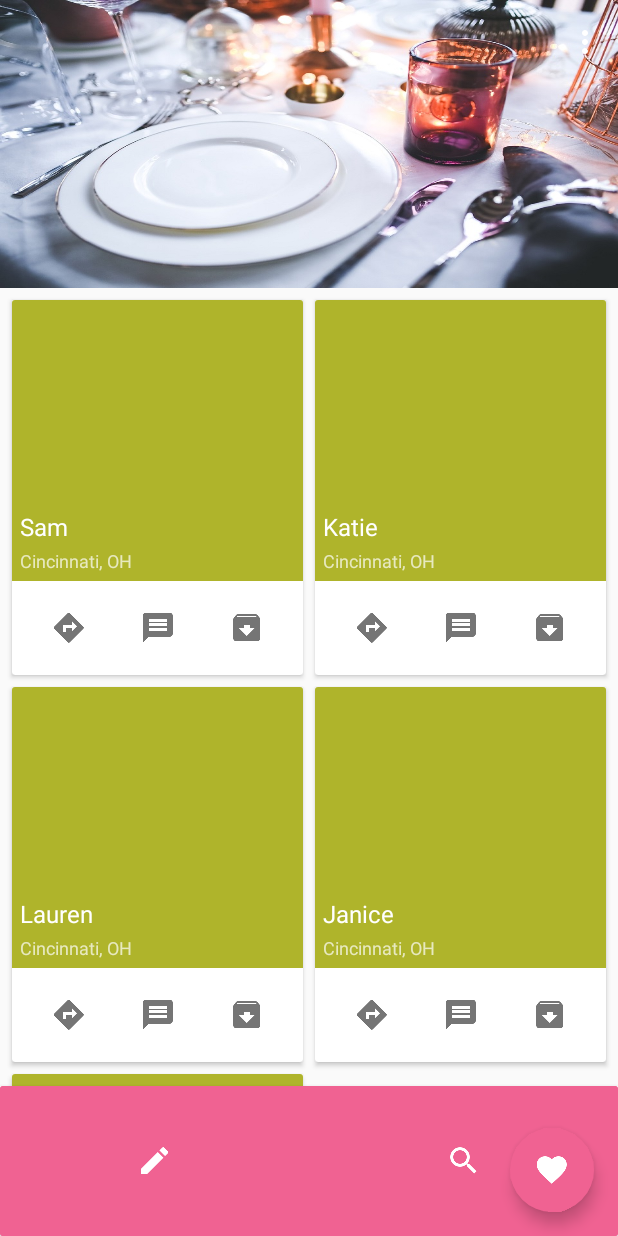
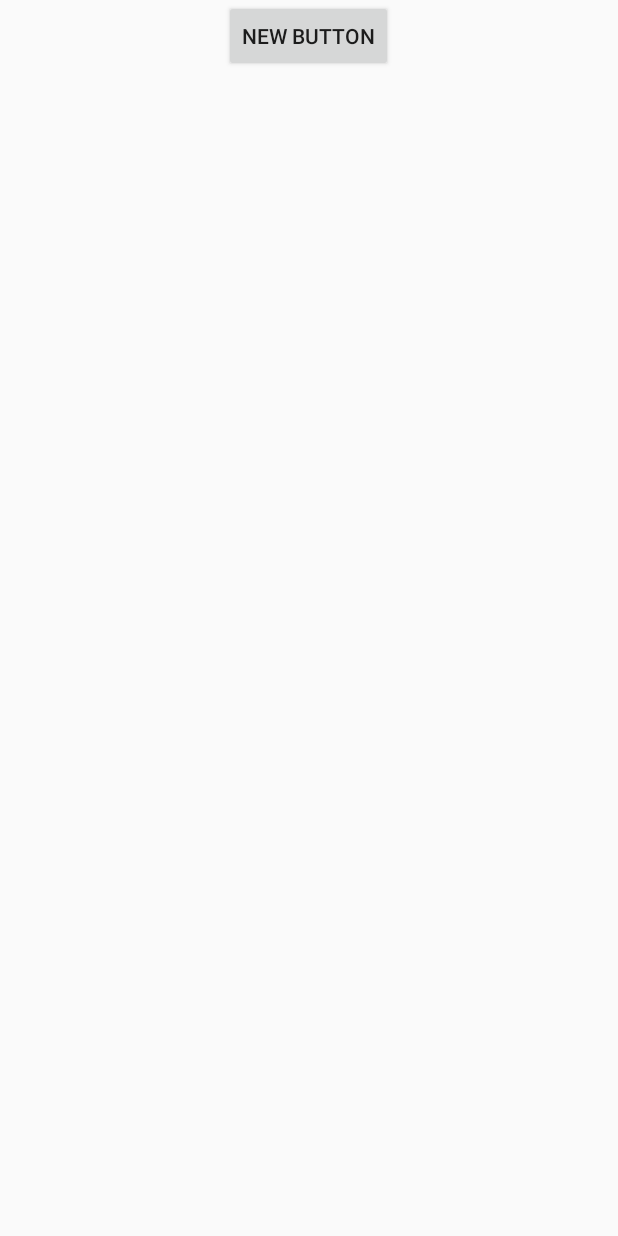
Before and after one commit to Net-Geek/Lunchr, an Android app: the screen it shows after launch (MainActivity before the commit, CreateDateActivity after it), after a tap on "Create a date.", on a phone screen of 412 x 824 dp. Run offline under Robolectric (Android 15) with nearby library versions, the phone set to English and light mode, and no system bars; libraries missing offline, so code that uses them is left out: android.support.v7, com.gordonwong.materialsheetfab; plain views replace DimOverlayFrameLayout, RevealLinearLayout; 4 statements that could not run were skipped.

Commit message:
Add place picker UI and updated color scheme of app

```diff
--- a/app/src/main/java/edu/uc/ui/activities/MainActivity.java
+++ b/app/src/main/java/edu/uc/ui/activities/MainActivity.java
@@ -1,5 +1,7 @@
 package edu.uc.ui.activities;
 
+import android.app.ActivityOptions;
+import android.content.Intent;
 import android.graphics.Bitmap;
 import android.graphics.BitmapFactory;
 import android.os.Build;
@@ -34,7 +36,7 @@ import edu.uc.ui.widgets.MaterialSheetFab;
  *
  * Homepage activity
  */
-public class MainActivity extends AppCompatActivity implements View.OnClickListener {
+public class MainActivity extends AppCompatActivity {
     CollapsingToolbarLayout collapsingToolbar;
     RecyclerView recyclerView;
     RecyclerAdapter recyclerAdapter;
@@ -50,16 +52,6 @@ public class MainActivity extends AppCompatActivity implements View.OnClickListe
 
         final Toolbar toolbar = (Toolbar) findViewById(R.id.anim_toolbar);
         setSupportActionBar(toolbar);
-
-        Bitmap bitmap = BitmapFactory.decodeResource(getResources(),
-                R.drawable.header);
-
-        Palette.from(bitmap).generate(new Palette.PaletteAsyncListener() {
-            @Override
-            public void onGenerated(Palette palette) {
-                applyPalette(palette);
-            }
-        });
 
         controllableAppBarLayout = (ControllableAppBarLayout) findViewById(R.id.appBar);
 
@@ -119,33 +111,12 @@ public class MainActivity extends AppCompatActivity implements View.OnClickListe
 
         // Create material sheet FAB
         materialSheetFab = new MaterialSheetFab<>(fab, sheetView, overlay, sheetColor, fabColor);
-
-        // Set material sheet event listener
-        materialSheetFab.setEventListener(new MaterialSheetFabEventListener() {
-            @Override
-            public void onShowSheet() {
-                // Save current status bar color
-                statusBarColor = getStatusBarColor();
-                // Set darker status bar color to match the dim overlay
-                setStatusBarColor(getResources().getColor(R.color.theme_primary_dark2));
-            }
-
-            @Override
-            public void onHideSheet() {
-                // Restore status bar color
-                setStatusBarColor(statusBarColor);
-            }
-        });
-
-        // Set material sheet item click listeners
-        findViewById(R.id.createActionButton).setOnClickListener(this);
-        findViewById(R.id.searchActionButton).setOnClickListener(this);
     }
 
-    @Override
-    public void onClick(View v) {
-        Toast.makeText(this, R.string.sheet_item_pressed, Toast.LENGTH_SHORT).show();
+    public void onCreateDateClick(View v) {
         materialSheetFab.hideSheet();
+        Intent createDateIntent = new Intent(this, CreateDateActivity.class);
+        startActivity(createDateIntent);
     }
 
     private int getStatusBarColor() {
--- /dev/null
+++ b/app/src/main/res/layout/activity_create_date.xml
@@ -0,0 +1,15 @@
+<LinearLayout xmlns:android="http://schemas.android.com/apk/res/android"
+    xmlns:tools="http://schemas.android.com/tools" android:layout_width="match_parent"
+    android:layout_height="match_parent"
+    android:orientation="vertical"
+    tools:context="edu.uc.ui.activities.CreateDateActivity">
+
+
+    <Button
+        android:layout_width="wrap_content"
+        android:layout_height="wrap_content"
+        android:text="New Button"
+        android:id="@+id/button"
+        android:onClick="onPickPlaceClick"
+        android:layout_gravity="center_horizontal" />
+</LinearLayout>
--- a/app/src/main/res/layout/activity_main.xml
+++ b/app/src/main/res/layout/activity_main.xml
@@ -57,6 +57,7 @@
     <edu.uc.ui.widgets.Fab
         android:id="@+id/fab"
         style="@style/Widget.MaterialSheetFab.Fab"
+        android:fitsSystemWindows="true"
         android:layout_alignParentBottom="true"
         android:layout_alignParentEnd="true"
         android:layout_alignParentRight="true" />
@@ -94,6 +95,7 @@
                     android:layout_weight="1"
                     android:background="@android:color/transparent"
                     android:contentDescription="@string/create_a_date_content_description"
+                    android:onClick="onCreateDateClick"
                     android:padding="@dimen/card_action_horizontal_padding"
                     android:src="@drawable/ic_create_black_24dp"
                     android:tint="@color/white" />
--- /dev/null
+++ b/app/src/main/res/menu/menu_create_date.xml
@@ -0,0 +1,7 @@
+<menu xmlns:android="http://schemas.android.com/apk/res/android"
+    xmlns:app="http://schemas.android.com/apk/res-auto"
+    xmlns:tools="http://schemas.android.com/tools"
+    tools:context="edu.uc.ui.activities.CreateDateActivity">
+    <item android:id="@+id/action_settings" android:title="@string/action_settings"
+        android:orderInCategory="100" app:showAsAction="never" />
+</menu>
--- a/app/src/main/res/values/colors.xml
+++ b/app/src/main/res/values/colors.xml
@@ -1,7 +1,10 @@
 <?xml version="1.0" encoding="utf-8"?>
 <resources>
+    <!-- Colors for the app -->
+    <color name="primary">@color/light_blue_700</color>
+    <color name="primary_dark">@color/light_blue_800</color>
+    <color name="accent">@color/pink_300</color>
 
-    <!-- test -->
     <color name="theme_primary">#00BCD4</color>
     <color name="theme_primary_dark">#0097A7</color>
     <color name="theme_primary_dark2">#006064</color>
@@ -10,28 +13,20 @@
     <color name="text_black_87">#de000000</color>
     <color name="text_white_87">#deFFFFFF</color>
 
-    <!-- Colors for the app -->
-    <color name="primary">@color/blue_400</color>
-    <color name="primary_dark">@color/blue_600</color>
-    <color name="accent">@color/pink_300</color>
-
     <integer-array name="randomColorArray">
-        <item>@color/red_700</item>
-        <item>@color/pink_700</item>
-        <item>@color/purple_700</item>
-        <item>@color/green_700</item>
-        <item>@color/orange_700</item>
-        <item>@color/yellow_700</item>
-        <item>@color/blue_700</item>
-        <item>@color/deep_orange_700</item>
-        <item>@color/light_blue_700</item>
-        <item>@color/indigo_700</item>
-        <item>@color/teal_700</item>
-        <item>@color/lime_700</item>
-        <item>@color/amber_700</item>
-        <item>@color/deep_purple_700</item>
-        <item>@color/cyan_700</item>
-        <item>@color/light_green_700</item>
+        <item>@color/red_500</item>
+        <item>@color/pink_500</item>
+        <item>@color/purple_500</item>
+        <item>@color/green_500</item>
+        <item>@color/orange_500</item>
+        <item>@color/blue_500</item>
+        <item>@color/deep_orange_500</item>
+        <item>@color/light_blue_500</item>
+        <item>@color/indigo_500</item>
+        <item>@color/teal_500</item>
+        <item>@color/deep_purple_500</item>
+        <item>@color/cyan_500</item>
+        <item>@color/light_green_500</item>
     </integer-array>
 
     <color name="red_50">#FFEBEE</color>
--- a/app/src/main/res/values/dimens.xml
+++ b/app/src/main/res/values/dimens.xml
@@ -40,5 +40,8 @@
     <dimen name="note_corner_radius">2dp</dimen>
     <dimen name="note_textsize">14sp</dimen>
     <dimen name="note_title_textsize">24sp</dimen>
+    <!-- Default screen margins, per the Android Design guidelines. -->
+    <dimen name="activity_horizontal_margin">16dp</dimen>
+    <dimen name="activity_vertical_margin">16dp</dimen>
 
 </resources>
--- a/app/src/main/res/values/strings.xml
+++ b/app/src/main/res/values/strings.xml
@@ -12,5 +12,8 @@
     <string name="sheet_item_pressed">Item pressed</string>
     <string name="create_a_date_content_description">Create a date.</string>
     <string name="search_for_dates_content_description">Search for dates.</string>
+    <string name="title_activity_create_date">CreateDateActivity</string>
+
+    <string name="hello_world">Hello world!</string>
 
 </resources>
--- a/app/src/main/res/values/styles.xml
+++ b/app/src/main/res/values/styles.xml
@@ -3,7 +3,6 @@
         <item name="colorPrimary">@color/primary</item>
         <item name="colorPrimaryDark">@color/primary_dark</item>
         <item name="colorAccent">@color/accent</item>
-        <item name="android:windowTranslucentStatus">true</item>
     </style>
 
     <style name="Widget.MaterialSheetFab.Fab" parent="">
```
Also changed, not shown: app/src/main/AndroidManifest.xml (+18 -3 lines), app/src/main/java/edu/uc/ui/activities/CreateDateActivity.java (added, +69 -0 lines), 1 other file.
